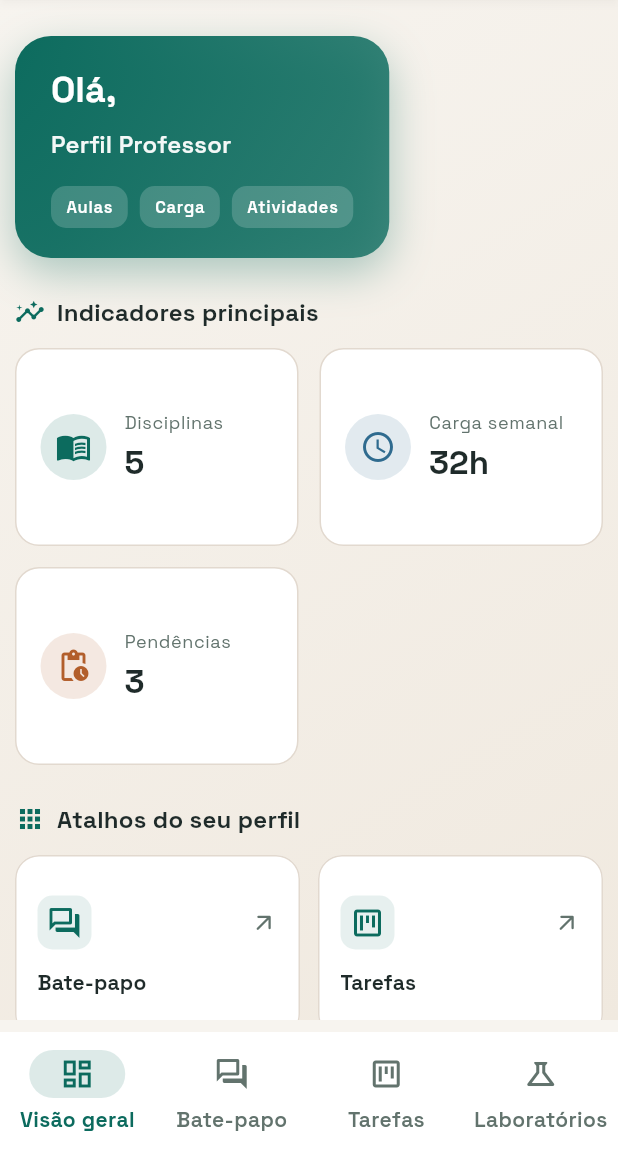
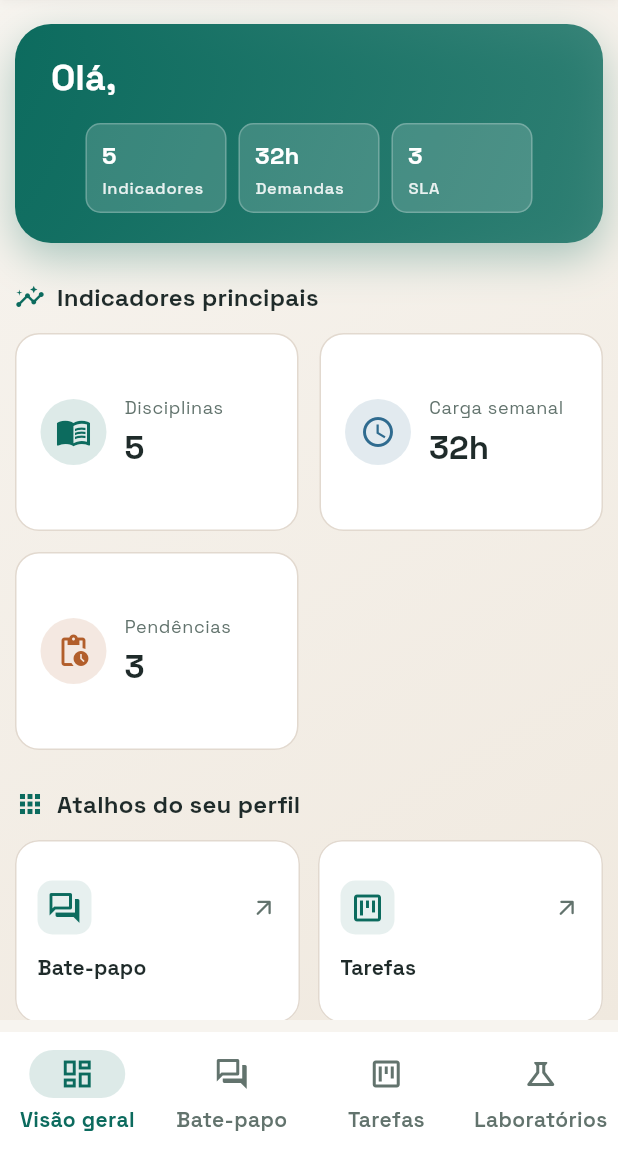
Before and after one commit to frahncky/SIGAD, a Flutter app: the DashboardPage screen opened by its route, on a phone screen of 412 x 824 dp, the part 84-1236 px from its top. Run offline on Flutter 3.47's test engine with Material 3 defaults, Android fonts, the phone set to English and light mode, and no system bars; our stand-ins replace google_fonts, shared_preferences; accounts and stored records are empty.

Commit message:
refactor: simplify and rebalance dashboard top hero card

```diff
--- a/lib/features/dashboard/presentation/pages/dashboard_page.dart
+++ b/lib/features/dashboard/presentation/pages/dashboard_page.dart
@@ -30,9 +30,11 @@ class DashboardPage extends StatelessWidget {
           children: [
             const _AmbientBackground(),
             SingleChildScrollView(
-              padding: EdgeInsets.symmetric(
-                horizontal: isWide ? 8 : 10,
-                vertical: 24,
+              padding: EdgeInsets.fromLTRB(
+                isWide ? 8 : 10,
+                isWide ? 20 : 16,
+                isWide ? 8 : 10,
+                24,
               ),
               child: Column(
                 crossAxisAlignment: CrossAxisAlignment.start,
@@ -87,7 +89,71 @@ class _HeroPanel extends StatelessWidget {
   @override
   Widget build(BuildContext context) {
     final textTheme = Theme.of(context).textTheme;
-    final isWide = MediaQuery.of(context).size.width >= 1024;
+    final isWide = MediaQuery.of(context).size.width >= 1200;
+
+    final headerText = Column(
+      crossAxisAlignment: CrossAxisAlignment.start,
+      children: [
+        Text(
+          'Olá, $userName',
+          style: textTheme.headlineSmall?.copyWith(
+            color: Colors.white,
+            fontWeight: FontWeight.w700,
+          ),
+        ),
+      ],
+    );
+
+    final compactIndicators = Wrap(
+      alignment: WrapAlignment.center,
+      spacing: 8,
+      runSpacing: 8,
+      children: profile.metrics
+          .take(3)
+          .toList()
+          .asMap()
+          .entries
+          .map(
+            (entry) {
+              final index = entry.key;
+              final metric = entry.value;
+              const labels = ['Indicadores', 'Demandas', 'SLA'];
+              final compactLabel = labels[index.clamp(0, labels.length - 1)];
+              return Container(
+              constraints: const BoxConstraints(minWidth: 94),
+              padding: const EdgeInsets.symmetric(horizontal: 10, vertical: 8),
+              decoration: BoxDecoration(
+                color: Colors.white.withValues(alpha: 0.16),
+                borderRadius: BorderRadius.circular(10),
+                border: Border.all(color: Colors.white.withValues(alpha: 0.24)),
+              ),
+              child: Column(
+                crossAxisAlignment: CrossAxisAlignment.start,
+                children: [
+                  Text(
+                    metric.value,
+                    style: textTheme.titleMedium?.copyWith(
+                      color: Colors.white,
+                      fontWeight: FontWeight.w700,
+                    ),
+                  ),
+                  const SizedBox(height: 2),
+                  Text(
+                    compactLabel,
+                    maxLines: 1,
+                    overflow: TextOverflow.ellipsis,
+                    style: textTheme.labelSmall?.copyWith(
+                      color: Colors.white.withValues(alpha: 0.88),
+                    ),
+                  ),
+                ],
+              ),
+            );
+            },
+          )
+          .toList(),
+    );
+
     return Container(
       padding: EdgeInsets.symmetric(
         horizontal: isWide ? 34 : 24,
@@ -114,43 +180,11 @@ class _HeroPanel extends StatelessWidget {
       child: Column(
         crossAxisAlignment: CrossAxisAlignment.start,
         children: [
-          Text(
-            'Olá, $userName',
-            style: textTheme.headlineSmall?.copyWith(
-              color: Colors.white,
-              fontWeight: FontWeight.w700,
-            ),
-          ),
-          const SizedBox(height: 8),
-          Text(
-            profile.title,
-            style: textTheme.titleMedium?.copyWith(
-              color: Colors.white.withValues(alpha: 0.95),
-              fontWeight: FontWeight.w600,
-            ),
-          ),
-          const SizedBox(height: 16),
-          Wrap(
-            spacing: 8,
-            runSpacing: 8,
-            children: profile.focus
-                .map(
-                  (label) => Container(
-                    padding: const EdgeInsets.symmetric(horizontal: 10, vertical: 6),
-                    decoration: BoxDecoration(
-                      color: Colors.white.withValues(alpha: 0.18),
-                      borderRadius: BorderRadius.circular(10),
-                    ),
-                    child: Text(
-                      label,
-                      style: textTheme.labelSmall?.copyWith(
-                        color: Colors.white,
-                        fontWeight: FontWeight.w600,
-                      ),
-                    ),
-                  ),
-                )
-                .toList(),
+          headerText,
+          const SizedBox(height: 14),
+          Align(
+            alignment: Alignment.topCenter,
+            child: compactIndicators,
           ),
         ],
       ),
@@ -675,7 +709,7 @@ class _RoleProfile {
         );
       case UserRole.chefeDepartamento:
         return _RoleProfile(
-          title: 'Perfil Chefe de Departamento',
+          title: 'Chefe de Departamento',
           subtitle: 'Visão estratégica de governança, desempenho e alocação.',
           tone: SigadColors.brandDark,
           metrics: const [
```
